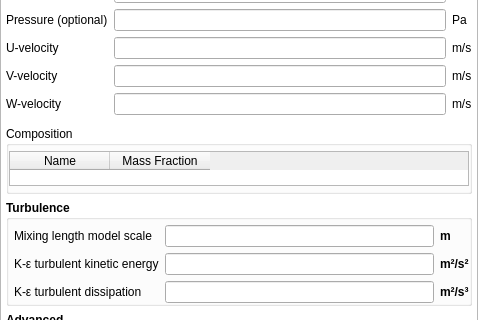
First picture: the form in mfixgui/uifiles/initial_conditions.ui, repository truongd8593/mfix, before the edit; both pictures show x 0 to 478 and y 208 to 528 of the 478 by 942 pixel window.
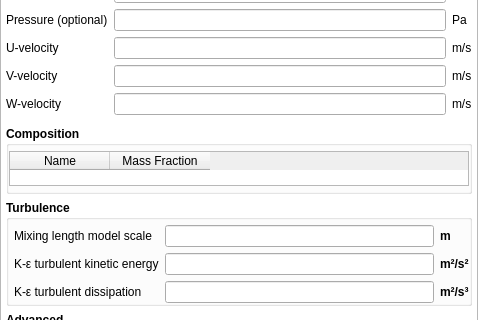
Second picture: the form after the edit. Custom widgets are drawn as their Qt base class.

Commit message:
bold groupbox labels
squash! bold groupbox labels

squash! bold groupbox labels

squash! bold groupbox labels

Diff of the .ui file:
```diff
--- a/mfixgui/uifiles/initial_conditions.ui
+++ b/mfixgui/uifiles/initial_conditions.ui
@@ -521,6 +521,12 @@
                </item>
                <item>
                 <widget class="QGroupBox" name="groupbox_fluid_composition">
+                 <property name="font">
+                  <font>
+                   <weight>75</weight>
+                   <bold>true</bold>
+                  </font>
+                 </property>
                  <property name="title">
                   <string>Composition</string>
                  </property>
@@ -551,6 +557,12 @@
                       <height>35</height>
                      </size>
                     </property>
+                    <property name="font">
+                     <font>
+                      <weight>50</weight>
+                      <bold>false</bold>
+                     </font>
+                    </property>
                     <property name="selectionMode">
                      <enum>QAbstractItemView::NoSelection</enum>
                     </property>
```
The commit also changes 3 other files.
